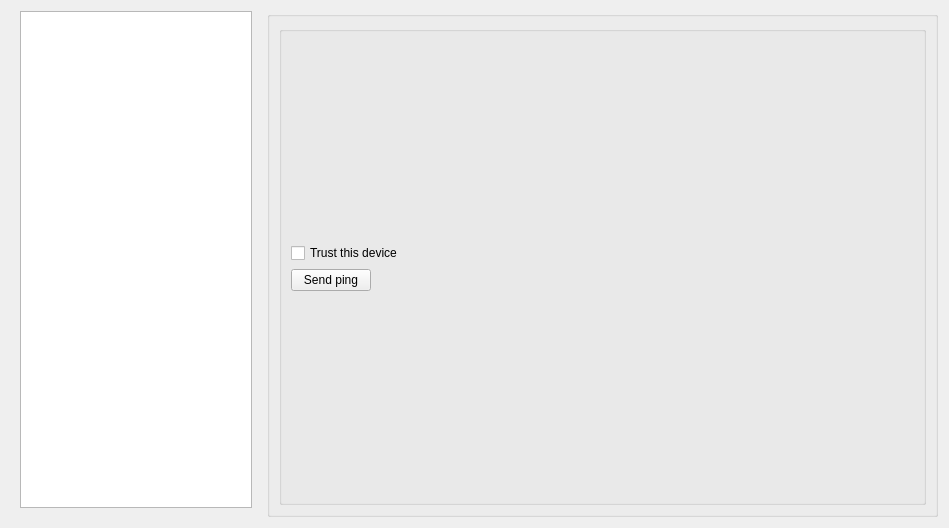
Old version of the form kcm/kcm.ui in the repository KDE/kdeconnect-kde.
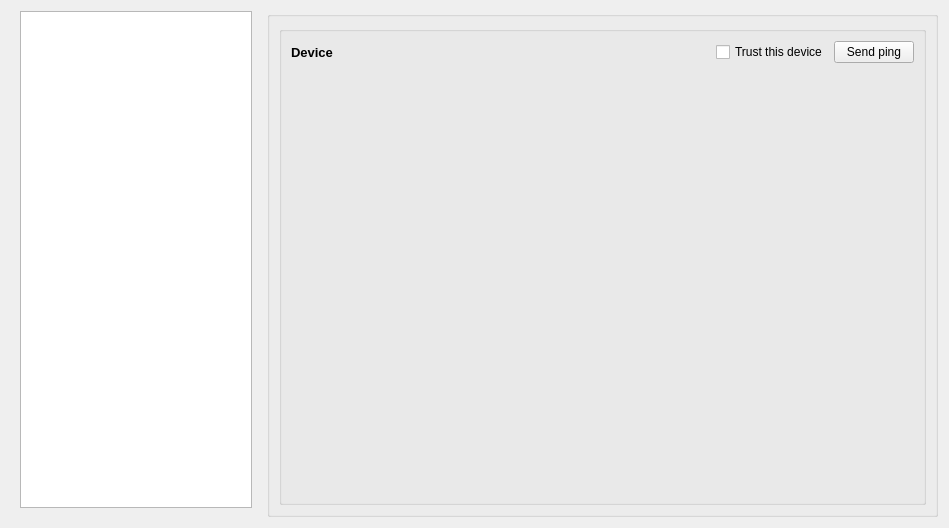
New version of the form. Custom widgets are drawn as their Qt base class.

Commit message:
Plugins are now owned by devices and not by daemon
Plugins can no longer emit networkpackages for *every* device.
Plugins are stored in device, wich selectively loads them.
A Device is needed in order to instantiate a Plugin (via PluginLoader)
PluginLoader is a singleton, because every instance of Device need it.
Added KPluginSelector in the KCM to select the plugins to load.
Added architecture explanation to README

Only PingPlugin is working by now.

What changed in the file:
```diff
--- a/kcm/kcm.ui
+++ b/kcm/kcm.ui
@@ -45,41 +45,57 @@
     </widget>
    </item>
    <item>
-    <widget class="QGroupBox" name="deviceInfoBorder">
+    <widget class="QGroupBox" name="deviceInfoBorder_2">
      <property name="sizePolicy">
       <sizepolicy hsizetype="Expanding" vsizetype="Preferred">
        <horstretch>0</horstretch>
        <verstretch>0</verstretch>
       </sizepolicy>
      </property>
-     <property name="title">
-      <string/>
-     </property>
-     <property name="flat">
-      <bool>false</bool>
-     </property>
-     <property name="checkable">
-      <bool>false</bool>
-     </property>
-     <layout class="QVBoxLayout" name="verticalLayout_2">
+     <layout class="QVBoxLayout" name="deviceInfoBorder">
       <item>
        <widget class="QGroupBox" name="deviceInfo">
+        <property name="sizePolicy">
+         <sizepolicy hsizetype="Expanding" vsizetype="Preferred">
+          <horstretch>0</horstretch>
+          <verstretch>0</verstretch>
+         </sizepolicy>
+        </property>
         <property name="title">
          <string/>
         </property>
         <property name="flat">
          <bool>true</bool>
         </property>
-        <layout class="QVBoxLayout" name="verticalLayout_3">
+        <property name="checkable">
+         <bool>false</bool>
+        </property>
+        <layout class="QVBoxLayout" name="verticalLayout_2">
          <item>
-          <spacer name="verticalSpacer_2">
+          <layout class="QHBoxLayout" name="horizontalLayout">
+           <item>
+            <widget class="QLabel" name="deviceName">
+             <property name="font">
+              <font>
+               <pointsize>10</pointsize>
+               <weight>75</weight>
+               <bold>true</bold>
+              </font>
+             </property>
+             <property name="text">
+              <string>Device</string>
+             </property>
+            </widget>
+           </item>
+           <item>
+            <spacer name="horizontalSpacer">
            <property name="orientation">
-            <enum>Qt::Vertical</enum>
+              <enum>Qt::Horizontal</enum>
            </property>
            <property name="sizeHint" stdset="0">
             <size>
-             <width>20</width>
-             <height>215</height>
+               <width>40</width>
+               <height>20</height>
             </size>
            </property>
           </spacer>
@@ -110,18 +126,20 @@
            </property>
           </widget>
          </item>
+          </layout>
+         </item>
          <item>
-          <spacer name="verticalSpacer">
-           <property name="orientation">
-            <enum>Qt::Vertical</enum>
+          <widget class="KPluginSelector" name="pluginSelector" native="true">
+           <property name="sizePolicy">
+            <sizepolicy hsizetype="Expanding" vsizetype="Expanding">
+             <horstretch>0</horstretch>
+             <verstretch>0</verstretch>
+            </sizepolicy>
            </property>
-           <property name="sizeHint" stdset="0">
-            <size>
-             <width>20</width>
-             <height>215</height>
-            </size>
+           <property name="focusPolicy">
+            <enum>Qt::WheelFocus</enum>
            </property>
-          </spacer>
+          </widget>
          </item>
         </layout>
        </widget>
@@ -131,6 +149,14 @@
    </item>
   </layout>
  </widget>
+ <customwidgets>
+  <customwidget>
+   <class>KPluginSelector</class>
+   <extends>QWidget</extends>
+   <header>kpluginselector.h</header>
+   <container>1</container>
+  </customwidget>
+ </customwidgets>
  <resources/>
  <connections/>
 </ui>
```
Lines whose indentation alone changed are shown as unchanged. The commit also changes 17 other files.
